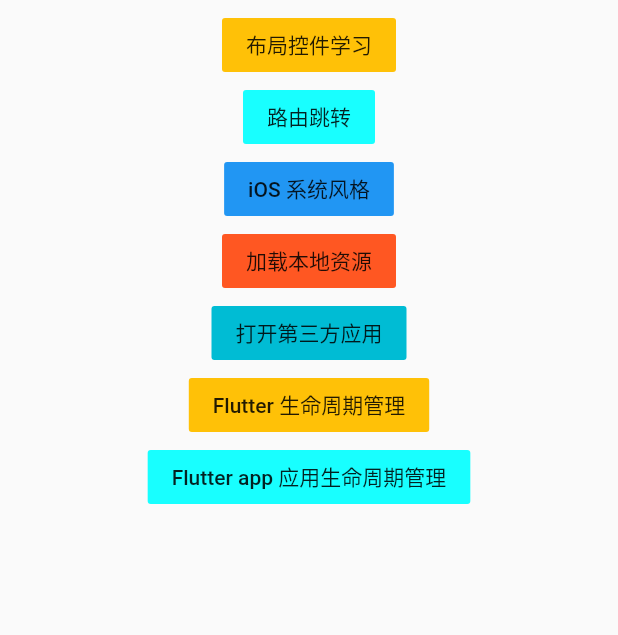
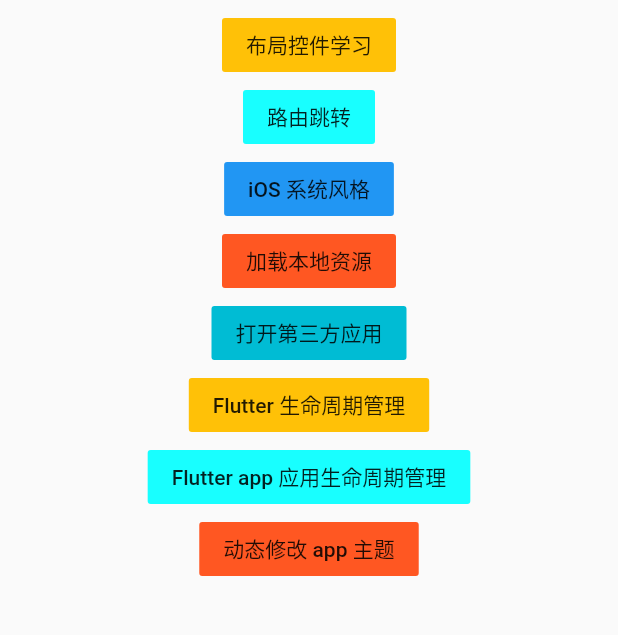
Before and after one commit to Yis92/flutter_study, a Flutter app: the screen it shows after launch, on a phone screen of 412 x 824 dp, the part 219-854 px from its top. Run offline on Flutter 3.47's test engine with Material 2 defaults, Android fonts, the phone set to English and light mode, and no system bars; missing offline and left inert: flutter_color_plugin.

Commit message:
动态修改app主题

```diff
--- /dev/null
+++ b/lib/dart/simple/update_theme.dart
@@ -0,0 +1,38 @@
+import 'package:flutter/material.dart';
+
+/// 动态修改主题
+class UpdateTheme extends StatefulWidget {
+  @override
+  _UpdateThemeState createState() => _UpdateThemeState();
+}
+
+class _UpdateThemeState extends State<UpdateTheme> {
+  var _myTheme = Brightness.light;
+
+  @override
+  Widget build(BuildContext context) {
+    return MaterialApp(
+      theme: ThemeData(brightness: _myTheme, primarySwatch: Colors.blue),
+      home: Scaffold(
+        appBar: AppBar(
+          title: Text('动态修改主题'),
+        ),
+        body: Center(
+          child: RaisedButton(
+            child: Text('切换主题'),
+            color: Colors.blue,
+            onPressed: () {
+              setState(() {
+                if (_myTheme == Brightness.light) {
+                  _myTheme = Brightness.dark;
+                } else {
+                  _myTheme = Brightness.light;
+                }
+              });
+            },
+          ),
+        ),
+      ),
+    );
+  }
+}
--- a/lib/main.dart
+++ b/lib/main.dart
@@ -6,6 +6,7 @@ import 'package:flutter_study/dart/simple/lifecycle/app_lifecycle.dart';
 import 'package:flutter_study/dart/simple/lifecycle/flutter_lifecycle.dart';
 import 'package:flutter_study/dart/simple/launcher_app.dart';
 import 'package:flutter_study/dart/simple/res_page.dart';
+import 'package:flutter_study/dart/simple/update_theme.dart';
 import 'package:flutter_study/dart/stateful_study.dart';
 
 import 'dart/StatelessStudy.dart';
@@ -126,6 +127,15 @@ class _MyHomePageState extends State<MyHomePage> {
                       jumpPage(context, AppLifecycle());
                     },
                   ),
+                ),
+                Container(
+                  child: FlatButton(
+                    child: Text('动态修改 app 主题'),
+                    color: Colors.deepOrange,
+                    onPressed: () {
+                      jumpPage(context, UpdateTheme());
+                    },
+                  ),
                 )
               ],
             ),
```
